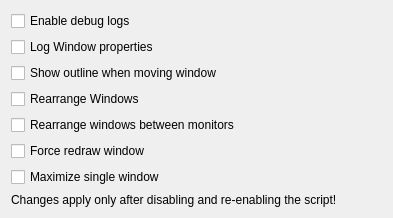
The window that contents/ui/config.ui (ragusa87/kde-tiling-on-drag) describes before a commit, drawn with Qt 5.
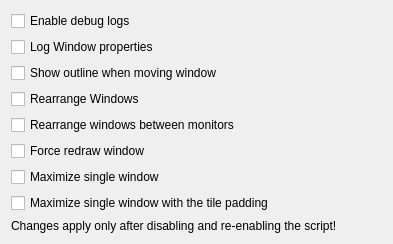
The same window after the commit.

Commit message: feat(maximize): Setting to add padding

Diff of the .ui file:
```diff
--- a/contents/ui/config.ui
+++ b/contents/ui/config.ui
@@ -73,6 +73,13 @@
     </widget>
    </item>
    <item row="7" column="0">
+    <widget class="QCheckBox" name="kcfg_maximizeWithPadding">
+     <property name="text">
+      <string>Maximize single window with the tile padding</string>
+     </property>
+    </widget>
+   </item>
+   <item row="8" column="0">
     <widget class="QLabel" name="label" >
      <property name="text">
       <string>Changes apply only after disabling and re-enabling the script!</string>
```
The commit also changes 4 other files.
